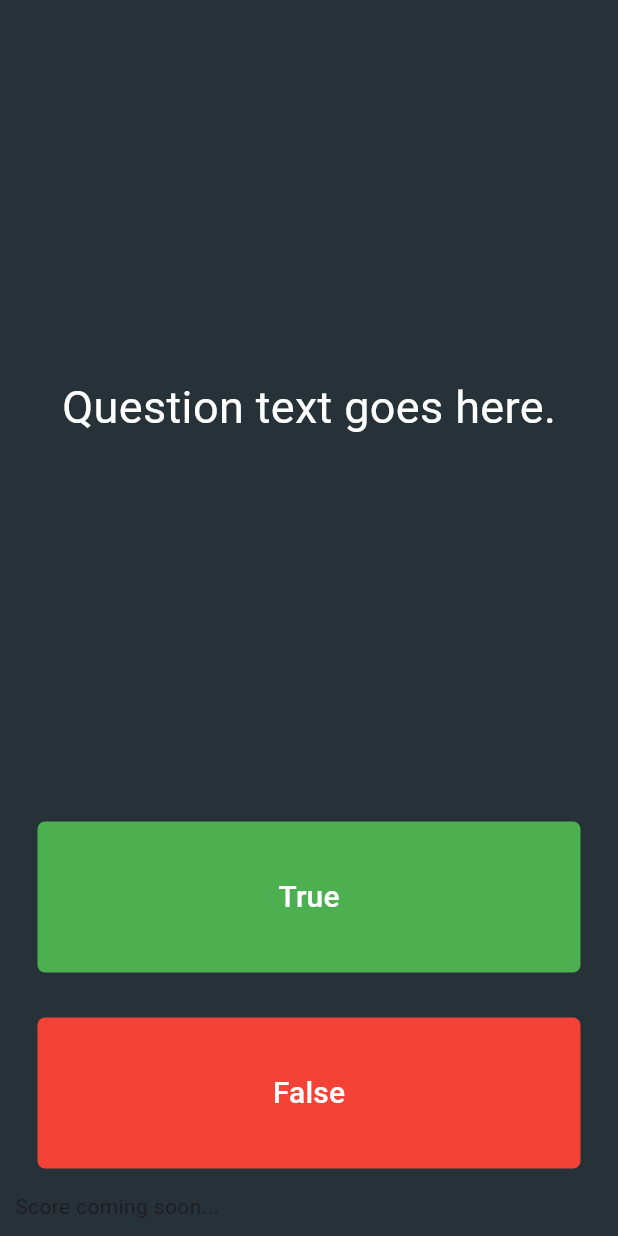
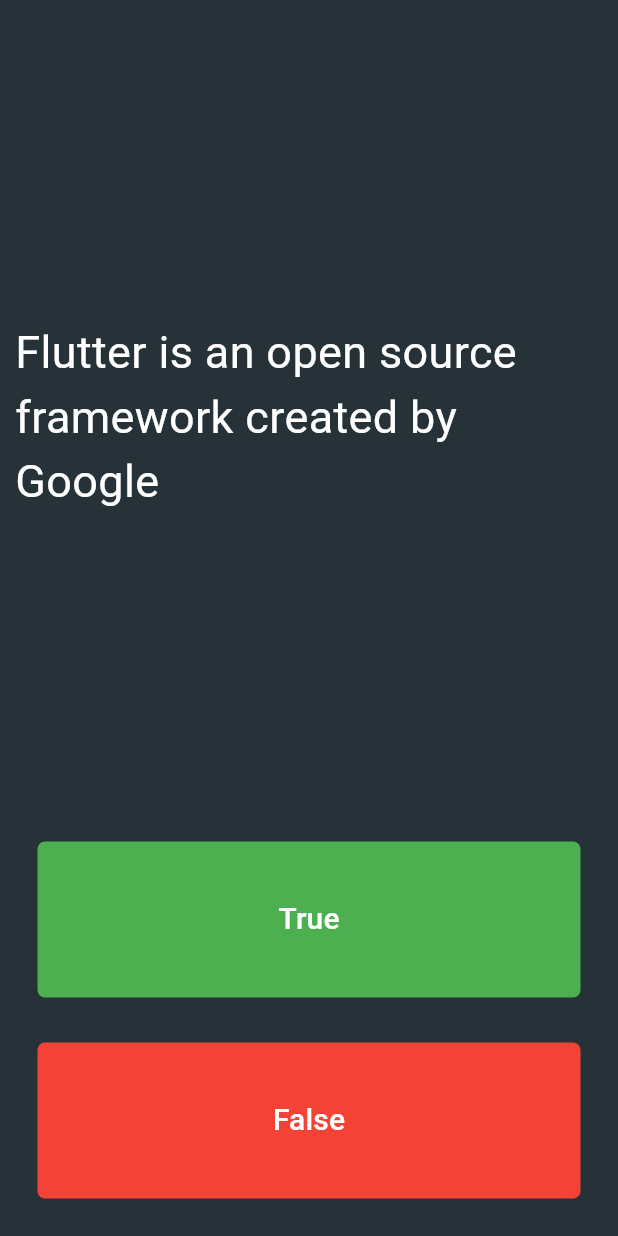
Before and after one commit to murphy-aaron/quizzler_flutter, a Flutter app: the screen it shows after launch, on a phone screen of 412 x 824 dp. Run offline on Flutter 3.47's test engine with Material 3 defaults, Android fonts, the phone set to English and light mode, and no system bars; our stand-ins replace rflutter_alert.

Commit message:
Implemented quiz app
Created classes to manage question data and quiz logic, created functional quiz score tracker and alert for the user upon quiz completion.

```diff
--- a/lib/main.dart
+++ b/lib/main.dart
@@ -1,4 +1,6 @@
 import 'package:flutter/material.dart';
+import 'package:quizzler_flutter/quiz_brain.dart';
+import 'package:rflutter_alert/rflutter_alert.dart';
 
 void main() => runApp(Quizzler());
 
@@ -10,7 +12,7 @@ class Quizzler extends StatelessWidget {
     return MaterialApp(
       home: Scaffold(
         backgroundColor: Colors.blueGrey.shade900,
-        body: SafeArea(
+        body: const SafeArea(
           child: Padding(
             padding: EdgeInsets.all(10.0),
             child: QuizPage(),
@@ -30,7 +32,44 @@ class QuizPage extends StatefulWidget {
 
 class _QuizPageState extends State<QuizPage> {
 
-  Widget buildButton(String label, Color color) {
+  List<Icon> scores = [];
+  QuizBrain brain = QuizBrain();
+  int questionNumber = 0;
+  int questionsAsked = 1;
+  int correctAnswers = 0;
+
+  void checkAnswer(bool answer) {
+    setState(() {
+      if (answer == brain.getAnswer()) {
+        scores.add(const Icon(Icons.check, color: Colors.green,));
+        correctAnswers++;
+      } else {
+        scores.add(const Icon(Icons.close, color: Colors.red,));
+      }
+
+      if (brain.isFinished()) {
+        finishQuiz();
+      } else {
+        questionsAsked++;
+        brain.nextQuestion();
+      }
+    });
+  }
+
+  void finishQuiz() {
+    Alert(
+      context: context,
+      title: 'Finished!',
+      desc: 'Congratulations, you have completed the quiz.  You answered $correctAnswers out of $questionsAsked questions correctly.'
+    ).show();
+
+    brain.reset();
+    scores = [];
+    questionsAsked = 1;
+    correctAnswers = 0;
+  }
+
+  Widget buildButton(String label, Color color, bool value) {
     return Expanded(
       child: Padding(
         padding: const EdgeInsets.all(15.0),
@@ -43,12 +82,12 @@ class _QuizPageState extends State<QuizPage> {
                 )
             ),
             onPressed: () {
-
+              checkAnswer(value);
             },
             child: Center(
                 child: Text(
                   label,
-                  style: TextStyle(
+                  style: const TextStyle(
                       fontSize: 20.0
                   ),
                 )
@@ -66,20 +105,18 @@ class _QuizPageState extends State<QuizPage> {
           flex: 4,
             child: Center(
               child: Text(
-                'Question text goes here.',
-                style: TextStyle(
+                brain.getQuestionLabel(),
+                style: const TextStyle(
                   color: Colors.white,
-                  fontSize: 30.0
+                  fontSize: 30.0,
                 ),
               ),
             ),
         ),
-        buildButton('True', Colors.green),
-        buildButton('False', Colors.red),
+        buildButton('True', Colors.green, true),
+        buildButton('False', Colors.red, false),
         Row(
-          children: [
-            Text('Score coming soon...')
-          ],
+          children: scores,
         )
       ],
     );
--- /dev/null
+++ b/lib/question.dart
@@ -0,0 +1,8 @@
+class Question {
+
+  String label;
+  bool answer;
+
+  Question(this.label, this.answer);
+
+}
--- /dev/null
+++ b/lib/quiz_brain.dart
@@ -0,0 +1,35 @@
+import 'package:quizzler_flutter/question.dart';
+
+class QuizBrain {
+  int _questionNumber = 0;
+
+  List<Question> _questionBank = [
+    Question('Flutter is an open source framework created by Google', true),
+    Question('Flutter\'s Hot Reload feature resets the apps state', false),
+    Question('Flutter apps are written in the programming language Dart', true),
+    Question('The building block of Flutter apps is called a \'Widget\'', true),
+    Question('Flutter was first unveiled at the Dart developer summit in 2003', false)
+  ];
+
+  void nextQuestion() {
+    if (_questionNumber < _questionBank.length - 1) {
+      _questionNumber++;
+    }
+  }
+
+  String getQuestionLabel() {
+    return _questionBank[_questionNumber].label;
+  }
+
+  bool getAnswer() {
+    return _questionBank[_questionNumber].answer;
+  }
+
+  bool isFinished() {
+    return _questionNumber >= _questionBank.length - 1;
+  }
+
+  void reset() {
+    _questionNumber = 0;
+  }
+}
--- a/pubspec.yaml
+++ b/pubspec.yaml
@@ -35,6 +35,7 @@ dependencies:
   # The following adds the Cupertino Icons font to your application.
   # Use with the CupertinoIcons class for iOS style icons.
   cupertino_icons: ^1.0.6
+  rflutter_alert: ^2.0.7
 
 dev_dependencies:
   flutter_test:
```
Also changed, not shown: pubspec.lock, 2 other files.
